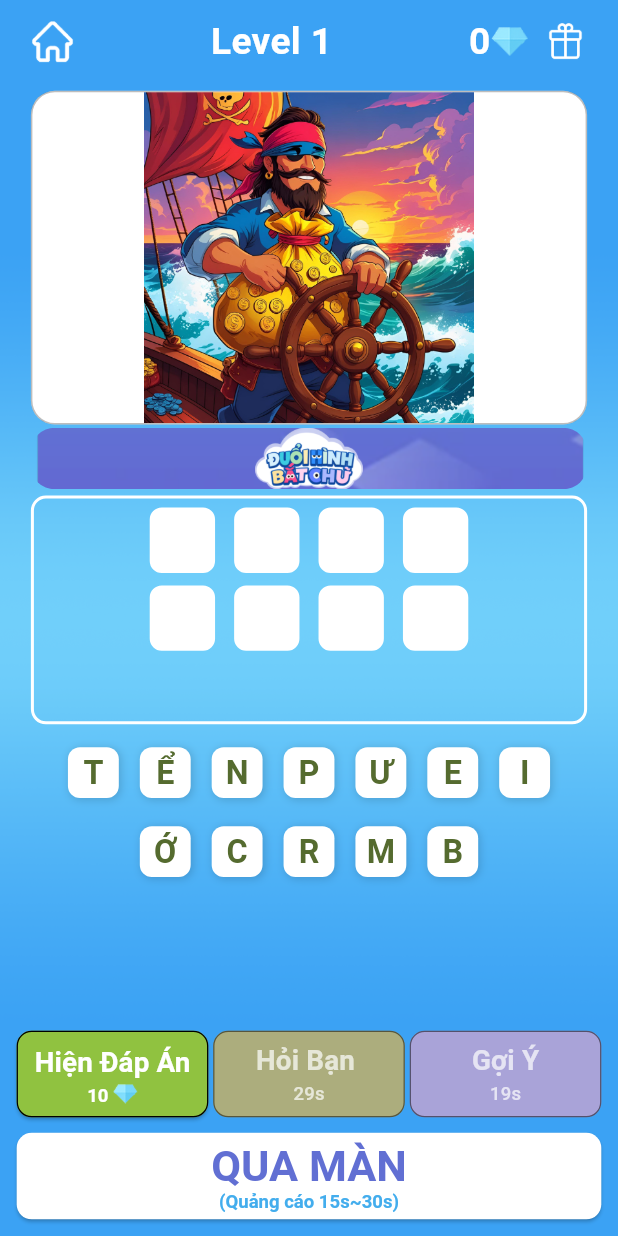
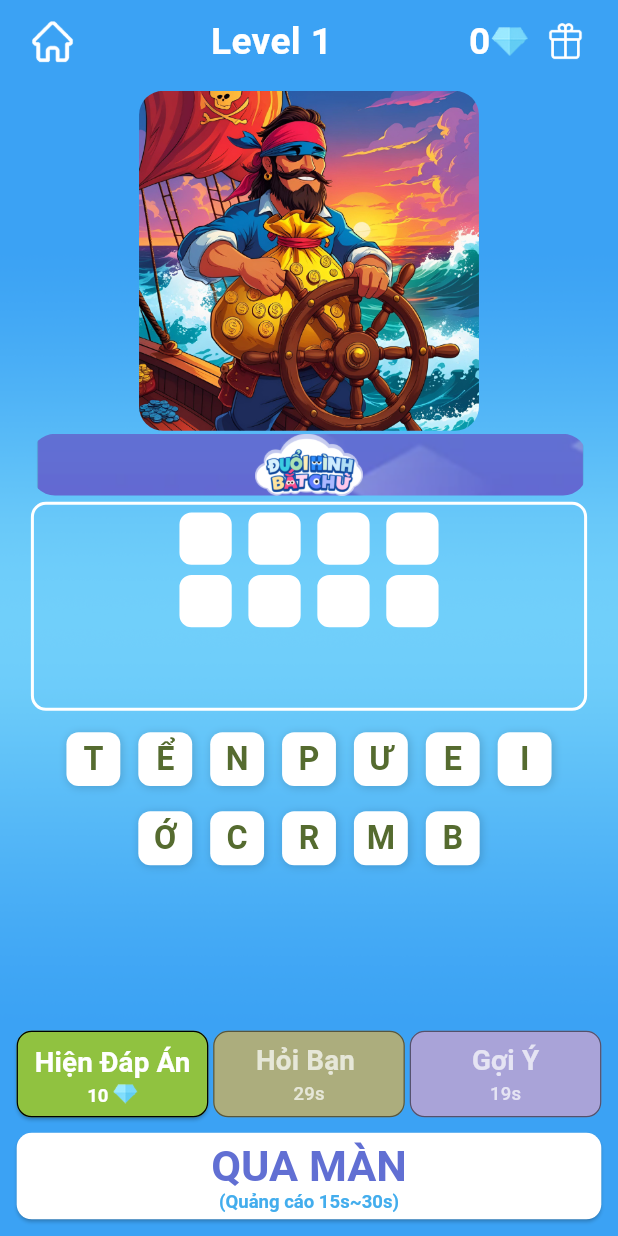
Before and after one commit to moonraise-2025/Catch-the-word, a Flutter app: the GameScreen screen opened directly, on a phone screen of 412 x 824 dp. Run offline on Flutter 3.47's test engine with Material 3 defaults, Android fonts, the phone set to English and light mode, and no system bars; our stand-ins replace audioplayers, just_audio, share_plus, shared_preferences; accounts and stored records are empty.

Commit message:
sua anh va kich thuoc

```diff
--- a/lib/GameScreen.dart
+++ b/lib/GameScreen.dart
@@ -676,34 +676,15 @@ class _GameScreenState extends State<GameScreen> with TickerProviderStateMixin {
                   child: Column(
                     children: [
                       SizedBox(height: screenHeight * 0.005),
-                      Container(
-                        margin: EdgeInsets.symmetric(horizontal: mediumPadding),
-                        width: double.infinity,
-                        child: ScaleTransition(
-                          scale: _scaleAnimation,
-                          child: FadeTransition(
-                            opacity: _fadeAnimation,
-                            child: LayoutBuilder(
-                              builder: (context, constraints) {
-                                final double imageBoxSize =
-                                    constraints.maxWidth;
-                                return Container(
-                                  width: imageBoxSize,
-                                  height: imageBoxSize * 0.6,
-                                  decoration: BoxDecoration(
-                                    color: Colors.white,
-                                    border: Border.all(color: Colors.black26),
-                                    borderRadius: BorderRadius.circular(16),
-                                  ),
+                      Center(
+                        child: SizedBox(
+                          width: MediaQuery.of(context).size.width * 0.55,
+                          height: MediaQuery.of(context).size.width * 0.55,
                           child: ClipRRect(
                             borderRadius: BorderRadius.circular(16),
                             child: Image.asset(
                               'assets/questions/${questions[currentQuestion].imageName}',
                               fit: BoxFit.contain,
-                                    ),
-                                  ),
-                                );
-                              },
                             ),
                           ),
                         ),
@@ -732,7 +713,7 @@ class _GameScreenState extends State<GameScreen> with TickerProviderStateMixin {
                                 )
                               : Image.asset(
                                   'assets/images/logo3-15dhbc.png',
-                                  height: bannerHeight * 3.0,
+                                  height: bannerHeight * 4.0,
                                   fit: BoxFit.contain,
                                 ),
                         ),
@@ -752,7 +733,7 @@ class _GameScreenState extends State<GameScreen> with TickerProviderStateMixin {
                                       Border.all(color: Colors.white, width: 2),
                                   borderRadius: BorderRadius.circular(10),
                                 ),
-                                height: adjustedSize * 3.5,
+                                height: adjustedSize * 3.2,
                                 child: Column(
                                   crossAxisAlignment: CrossAxisAlignment.center,
                                   children: _buildAnswerRows(
@@ -1029,7 +1010,7 @@ class _GameScreenState extends State<GameScreen> with TickerProviderStateMixin {
                       key: ValueKey('char_$charIdx'),
                       onTap: () => _onCharTap(charIdx),
                       child: Container(
-                        margin: EdgeInsets.all(7.0),
+                        margin: EdgeInsets.all(6.0),
                         decoration: BoxDecoration(
                           color: Colors.white,
                           borderRadius: BorderRadius.circular(8),
@@ -1206,15 +1187,11 @@ class _GameScreenState extends State<GameScreen> with TickerProviderStateMixin {
           return Transform.translate(
             offset: Offset(offset, 0),
             child: Container(
-              width: size,
-              height: size,
-              margin: EdgeInsets.all(2.0),
+              width: size * 0.8,
+              height: size * 0.8,
+              margin: EdgeInsets.all(1.2),
               decoration: boxDecoration,
               alignment: Alignment.center,
-              child: AnimatedSwitcher(
-                duration: const Duration(milliseconds: 250),
-                transitionBuilder: (child, animation) =>
-                    ScaleTransition(scale: animation, child: child),
               child: slots[slotIdx].isNotEmpty
                   ? Text(
                       slots[slotIdx],
@@ -1228,7 +1205,6 @@ class _GameScreenState extends State<GameScreen> with TickerProviderStateMixin {
                     )
                   : const SizedBox.shrink(key: ValueKey('empty_answer')),
             ),
-            ),
           );
         },
       ),
```
Also changed, not shown: 1 other file. Lines whose indentation alone changed are shown as unchanged.
